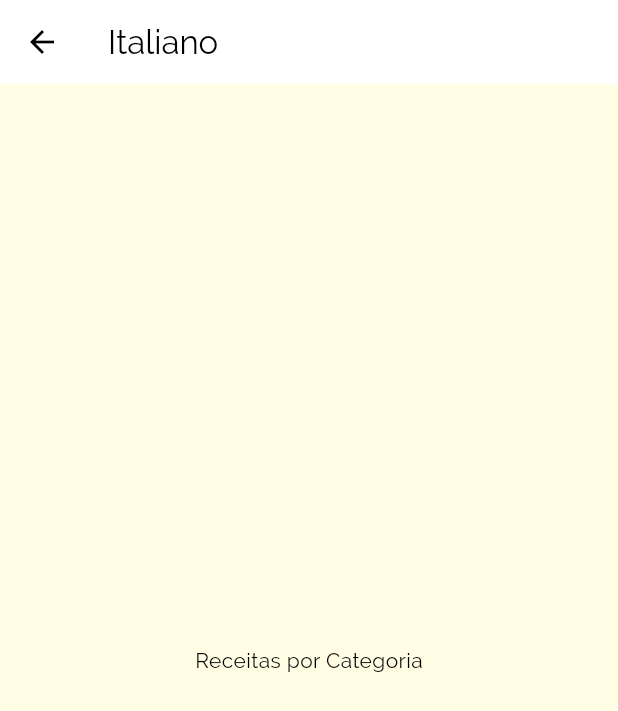
After one commit to LeonardoVechieti/meals, a Flutter app: the screen it shows after launch, after a tap on "Italiano", on a phone screen of 412 x 824 dp. The commit adds this screen. Shown: the top 711 px of the screen. Run offline on Flutter 3.47's test engine with Material 3 defaults, Android fonts, the phone set to English and light mode, and no system bars.

Commit message:
Feat | Rotas dinâmicas

```diff
--- a/lib/components/category_item.dart
+++ b/lib/components/category_item.dart
@@ -1,14 +1,30 @@
 import 'package:flutter/material.dart';
 import 'package:meals/models/category.dart';
+import 'package:meals/screens/categories_meals_screen.dart';
 
 class CategoryItem extends StatelessWidget {
   final Category category;
 
   const CategoryItem({super.key, required this.category});
 
+  void _selectCategory(BuildContext context) {
+    Navigator.of(context).push(
+      MaterialPageRoute(
+        builder: (_) {
+          return CategoriesMealsScreen(category: category);
+        },
+      ),
+    );
+
+  }
+
   @override
   Widget build(BuildContext context) {
-    return Container(
+    return InkWell(
+      onTap: () => _selectCategory(context),
+      splashColor: Theme.of(context).colorScheme.secondary,
+      borderRadius: BorderRadius.circular(15),
+      child: Container(
         padding: EdgeInsets.all(15),
         child: Text(category.title, style: TextStyle(fontSize: 15, fontFamily: 'RobotoCondensed', fontWeight: FontWeight.bold)),
         decoration: BoxDecoration(
@@ -22,6 +38,7 @@ class CategoryItem extends StatelessWidget {
           ),
           borderRadius: BorderRadius.circular(15),
         ),
+      ),
     );
   }
 }
--- /dev/null
+++ b/lib/screens/categories_meals_screen.dart
@@ -0,0 +1,22 @@
+import 'package:flutter/material.dart';
+import 'package:meals/models/category.dart';
+
+class CategoriesMealsScreen extends StatelessWidget {
+
+  final Category category;
+
+  const CategoriesMealsScreen({super.key, required this.category});
+
+
+  @override
+  Widget build(BuildContext context) {
+    return Scaffold(
+      appBar: AppBar(
+        title: Text(category.title),
+      ),
+      body: Center(
+        child: Text('Receitas por Categoria'),
+      ),
+    );
+  }
+}
--- a/lib/screens/categories_screen.dart
+++ b/lib/screens/categories_screen.dart
@@ -9,11 +9,11 @@ class CategoriesScreen extends StatelessWidget {
   Widget build(BuildContext context) {
     return Scaffold(
       appBar: AppBar(
-        title: Text('Vamos Cozinhar?'),
+        title: const Text('Vamos Cozinhar?'),
       ),
       body: GridView(
         padding: const EdgeInsets.all(25),
-        gridDelegate: SliverGridDelegateWithMaxCrossAxisExtent(
+        gridDelegate: const SliverGridDelegateWithMaxCrossAxisExtent(
           maxCrossAxisExtent: 200,
           childAspectRatio: 3 / 2,
           crossAxisSpacing: 20,
```
Lines whose indentation alone changed are shown as unchanged.
